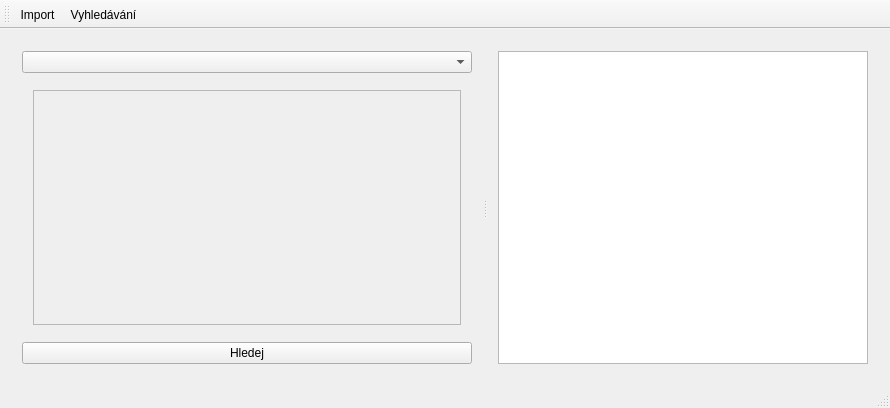
Above: vfkmainwindow.ui from ctu-geoforall-lab/qgis-vfk-plugin-cpp before the change. Below: the same form after it.
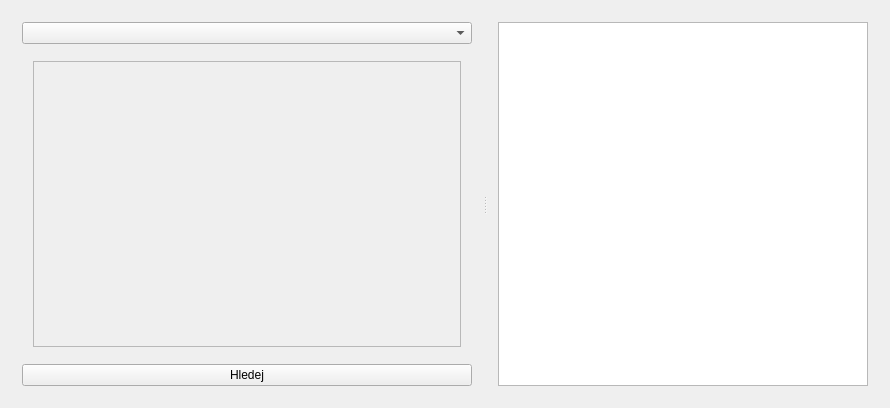
That is the form after the change. The open tabs and pages were chosen to show the change. Icons and pictures are not drawn. Custom widgets are drawn as their Qt base class.

Commit message: gui changes: move main toolbar to the left, rename methods

Patch:
```diff
--- a/vfkmainwindow.ui
+++ b/vfkmainwindow.ui
@@ -243,8 +243,8 @@
                  <rect>
                   <x>0</x>
                   <y>0</y>
-                  <width>98</width>
-                  <height>28</height>
+                  <width>343</width>
+                  <height>286</height>
                  </rect>
                 </property>
                 <layout class="QGridLayout" name="gridLayout_9">
@@ -280,29 +280,6 @@
     </item>
    </layout>
   </widget>
-  <widget class="QToolBar" name="mainToolBar">
-   <property name="sizePolicy">
-    <sizepolicy hsizetype="Preferred" vsizetype="Fixed">
-     <horstretch>0</horstretch>
-     <verstretch>0</verstretch>
-    </sizepolicy>
-   </property>
-   <property name="allowedAreas">
-    <set>Qt::AllToolBarAreas</set>
-   </property>
-   <property name="toolButtonStyle">
-    <enum>Qt::ToolButtonIconOnly</enum>
-   </property>
-   <attribute name="toolBarArea">
-    <enum>TopToolBarArea</enum>
-   </attribute>
-   <attribute name="toolBarBreak">
-    <bool>false</bool>
-   </attribute>
-   <addaction name="actionImport"/>
-   <addaction name="actionVyhledavani"/>
-  </widget>
-  <widget class="QStatusBar" name="statusBar"/>
   <action name="actionVyhledavani">
    <property name="checkable">
     <bool>true</bool>
```
Left out of the diff: 16 changed lines with no effect on the pictures. The commit also changes 2 other files.
